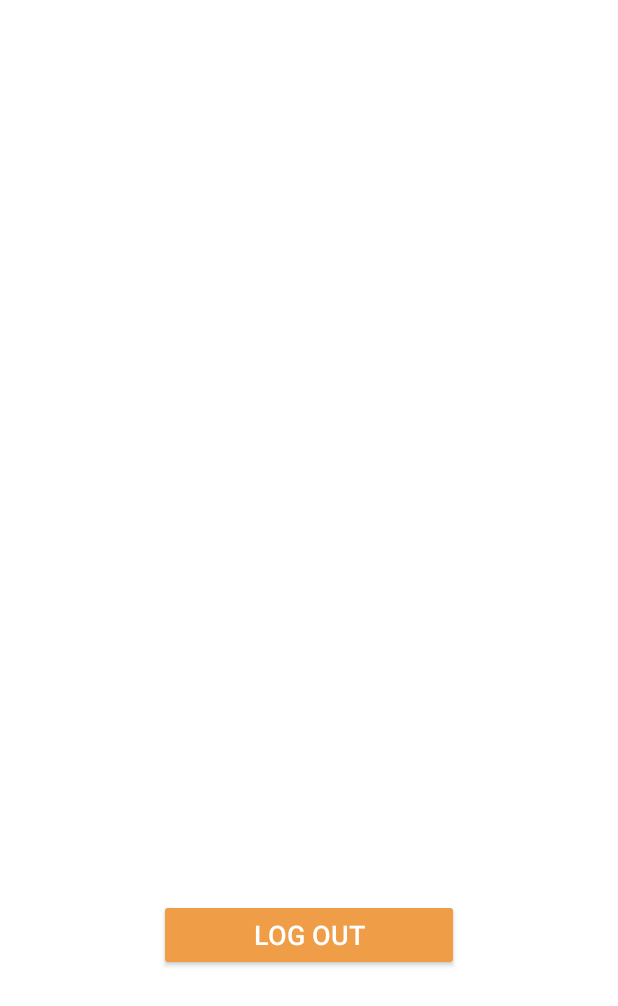
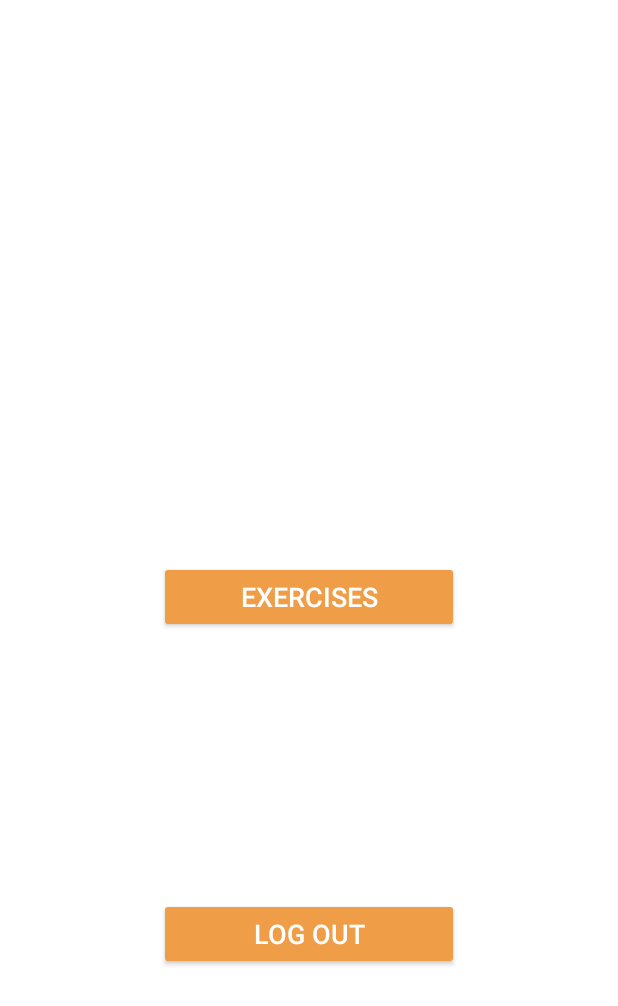
Before and after one commit to bounswe/bounswe2019group3, an Android app: the LogInMain screen opened directly, with no data from a screen before it, on a phone screen of 412 x 824 dp. Shown: the top 1006 px of the screen. Run offline under Robolectric (Android 15) with nearby library versions, the phone set to English and light mode, and no system bars.

Commit message:
Dummy Exercise Page

```diff
--- a/project/mobile/bulingo/app/src/main/java/com/bulingo/Login/LogInMain.java
+++ b/project/mobile/bulingo/app/src/main/java/com/bulingo/Login/LogInMain.java
@@ -14,6 +14,7 @@ import android.widget.Toast;
 import com.bulingo.Database.APICLient;
 import com.bulingo.Database.APIInterface;
 import com.bulingo.Database.User;
+import com.bulingo.Exercises.Exercise;
 import com.bulingo.MainActivity;
 import com.bulingo.R;
 import com.google.android.material.textfield.TextInputEditText;
@@ -38,6 +39,11 @@ public class LogInMain extends AppCompatActivity {
 
     public void onClickLogOutBtn(View view) {
         userLogout();
+    }
+
+    public void onClickExercise(View view) {
+        Intent intent = new Intent(this, Exercise.class);
+        startActivity(intent);
     }
 
     private void userLogout() {
--- a/project/mobile/bulingo/app/src/main/java/com/bulingo/Login/Register.java
+++ b/project/mobile/bulingo/app/src/main/java/com/bulingo/Login/Register.java
@@ -49,7 +49,7 @@ public class Register extends AppCompatActivity {
             passText.setText("");
             passText2.setText("");
         } else if(password.length() < 6){
-            Toast.makeText(getApplicationContext(),"Your Password should be longer than 6 characters.", Toast.LENGTH_SHORT).show();
+            Toast.makeText(getApplicationContext(),"Your Password should be at least 6 characters.", Toast.LENGTH_SHORT).show();
             passText.setText("");
             passText2.setText("");
         } else {
--- a/project/mobile/bulingo/app/src/main/res/layout/activity_log_in_main.xml
+++ b/project/mobile/bulingo/app/src/main/res/layout/activity_log_in_main.xml
@@ -12,10 +12,25 @@
         android:layout_width="wrap_content"
         android:layout_height="wrap_content"
         android:text="@string/welcome"
-        app:layout_constraintBottom_toBottomOf="parent"
+        app:layout_constraintBottom_toTopOf="@id/exerciseButton"
         app:layout_constraintEnd_toEndOf="parent"
         app:layout_constraintStart_toStartOf="parent"
         app:layout_constraintTop_toTopOf="parent" />
+
+    <Button
+        android:id="@+id/exerciseButton"
+        style="@style/Widget.AppCompat.Button.Colored"
+        android:layout_width="200dp"
+        android:layout_height="wrap_content"
+        android:layout_gravity="center"
+        android:minWidth="120dp"
+        android:onClick="onClickExercise"
+        android:text="Exercises"
+        android:textSize="18sp"
+        app:layout_constraintBottom_toTopOf="@id/logOutButton"
+        app:layout_constraintEnd_toEndOf="parent"
+        app:layout_constraintStart_toStartOf="parent"
+        app:layout_constraintTop_toBottomOf="@+id/textView" />
 
     <Button
         android:id="@+id/logOutButton"
@@ -30,5 +45,5 @@
         app:layout_constraintBottom_toBottomOf="parent"
         app:layout_constraintEnd_toEndOf="parent"
         app:layout_constraintStart_toStartOf="parent"
-        app:layout_constraintTop_toBottomOf="@+id/textView" />
+        app:layout_constraintTop_toBottomOf="@+id/exerciseButton" />
 </androidx.constraintlayout.widget.ConstraintLayout>
```
Also changed, not shown: project/mobile/bulingo/app/src/main/AndroidManifest.xml (+11 -6 lines), project/mobile/bulingo/app/src/main/java/com/bulingo/Exercises/Exercise.java (added, +16 -0 lines), project/mobile/bulingo/app/src/main/res/layout/activity_exercise.xml (added, +89 -0 lines).
